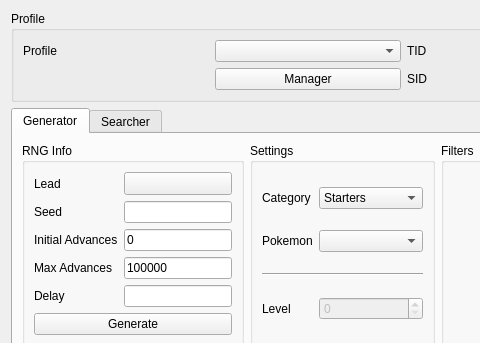
Qt form Source/Form/Gen4/Static4.ui (Admiral-Fish/PokeFinder) before a commit; both pictures show x 0 to 480 and y 0 to 343 of the 1200 by 700 pixel window.
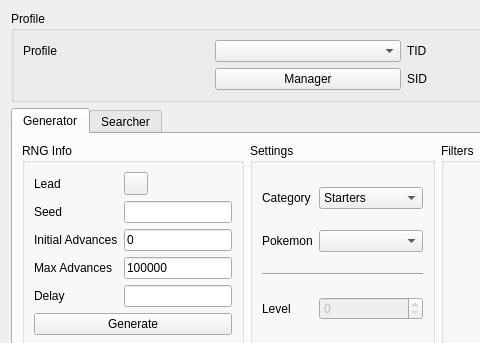
The same form after that commit. Custom widgets are drawn as their Qt base class.

```diff
--- a/Source/Form/Gen4/Static4.ui
+++ b/Source/Form/Gen4/Static4.ui
@@ -91,14 +91,7 @@
          </property>
          <layout class="QGridLayout" name="gridLayout_6">
           <item row="0" column="1">
-           <widget class="ComboMenu" name="toolButtonGeneratorLead">
-            <property name="sizePolicy">
-             <sizepolicy hsizetype="Preferred" vsizetype="Fixed">
-              <horstretch>0</horstretch>
-              <verstretch>0</verstretch>
-             </sizepolicy>
-            </property>
-           </widget>
+           <widget class="ComboMenu" name="toolButtonGeneratorLead"/>
           </item>
           <item row="2" column="0">
            <widget class="QLabel" name="labelGeneratorInitialAdvances">
```
